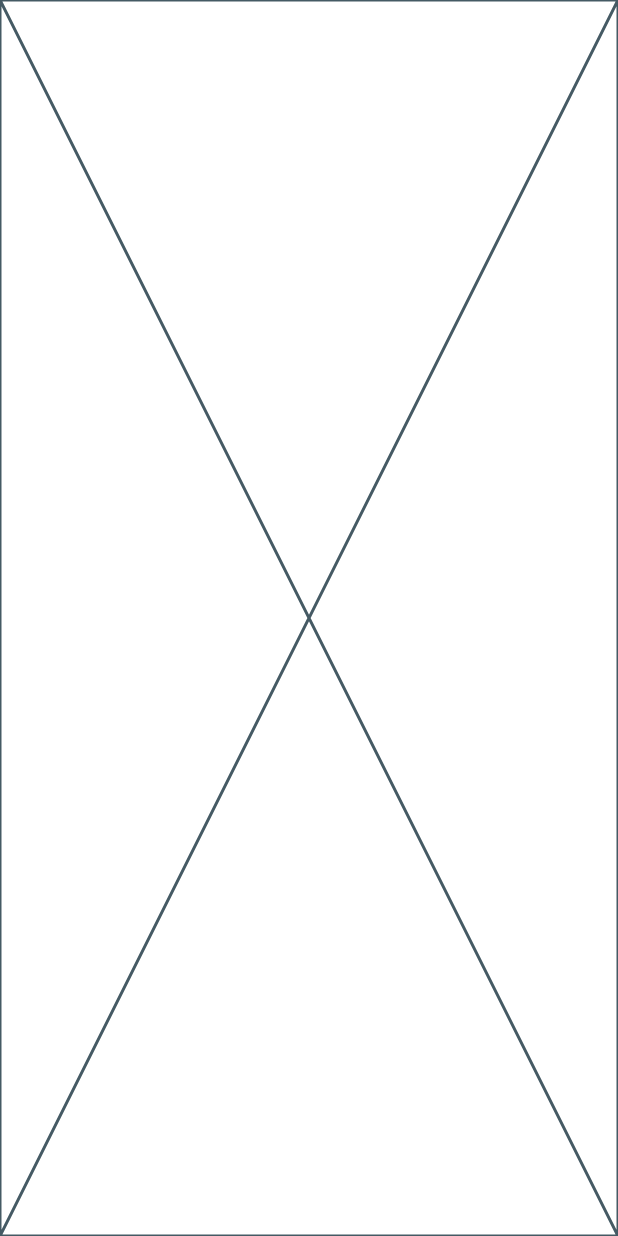
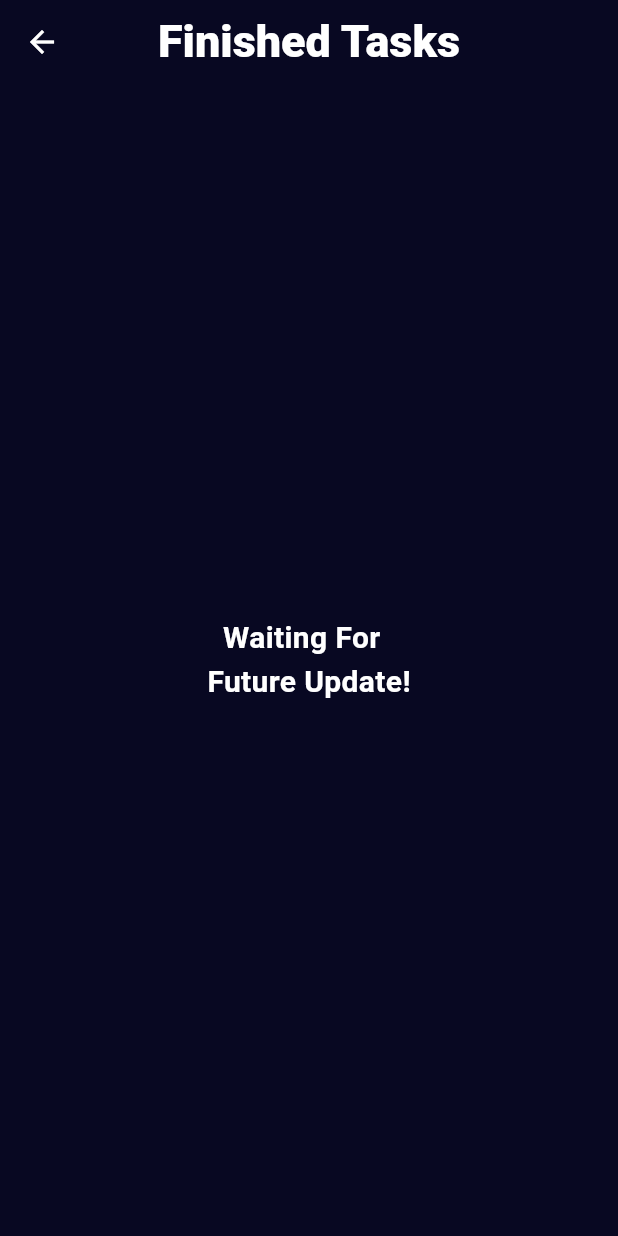
Before and after one commit to CodeIE000/To_Do_List, a Flutter app: the Home screen opened directly, after a tap on the "check box" icon, on a phone screen of 412 x 824 dp. Run offline on Flutter 3.47's test engine with Material 3 defaults, Android fonts, the phone set to English and light mode, and no system bars; our stand-ins replace flutter_slidable.

Commit message:
set for future updates, make minor adjustments

```diff
--- a/lib/pages/finished_tasks.dart
+++ b/lib/pages/finished_tasks.dart
@@ -1,4 +1,5 @@
 import 'package:flutter/material.dart';
+import 'package:todolist_app/theme/colors.dart';
 
 class FinishedTasks extends StatefulWidget {
   const FinishedTasks({super.key});
@@ -10,6 +11,44 @@ class FinishedTasks extends StatefulWidget {
 class _FinishedTasksState extends State<FinishedTasks> {
   @override
   Widget build(BuildContext context) {
-    return const Placeholder();
+    return Scaffold(
+      backgroundColor: backgroundColor,
+      appBar: AppBar(
+        iconTheme: const IconThemeData(color: Colors.white),
+        centerTitle: true,
+        automaticallyImplyLeading: true,
+        backgroundColor: backgroundColor,
+        elevation: 0,
+        title: const Text(
+          'Finished Tasks',
+          style: TextStyle(
+            color: Colors.white,
+            fontWeight: FontWeight.w900,
+            fontSize: 30,
+          ),
+        ),
+      ),
+      body: const Center(
+        child: Column(
+          mainAxisAlignment: MainAxisAlignment.spaceBetween,
+          children: [
+            SizedBox(
+              height: 10,
+            ),
+            Text(
+              "  Waiting For\nFuture Update!",
+              style: TextStyle(
+                color: Colors.white,
+                fontSize: 20,
+                fontWeight: FontWeight.bold,
+              ),
+            ),
+            SizedBox(
+              height: 10,
+            )
+          ],
+        ),
+      ),
+    );
   }
 }
--- a/lib/pages/home.dart
+++ b/lib/pages/home.dart
@@ -61,6 +61,7 @@ class _HomeState extends State<Home> {
   @override
   Widget build(BuildContext context) {
     return Scaffold(
+      resizeToAvoidBottomInset: false,
       backgroundColor: backgroundColor,
       appBar: AppBar(
           backgroundColor: Colors.transparent,
@@ -115,7 +116,7 @@ class _HomeState extends State<Home> {
               decoration: BoxDecoration(
                   color: subBackgroundColor,
                   borderRadius: BorderRadius.circular(20)),
-              height: 455,
+              height: 600,
               padding: const EdgeInsets.all(10),
               child: ListView.builder(
                 itemCount: listContent.length,
--- a/lib/theme/colors.dart
+++ b/lib/theme/colors.dart
@@ -2,5 +2,5 @@ import 'package:flutter/material.dart';
 
 var backgroundColor = const Color.fromARGB(255, 8, 8, 34);
 var objectGreen = const Color.fromARGB(255, 1, 200, 104);
-var subBackgroundColor = Color.fromARGB(255, 28, 28, 45);
-var textColor = Color.fromARGB(255, 146, 145, 145);
+var subBackgroundColor = const Color.fromARGB(255, 23, 23, 51);
+var textColor = const Color.fromARGB(255, 146, 145, 145);
```
Also changed, not shown: lib/pages/favorites.dart (+41 -1 lines).
